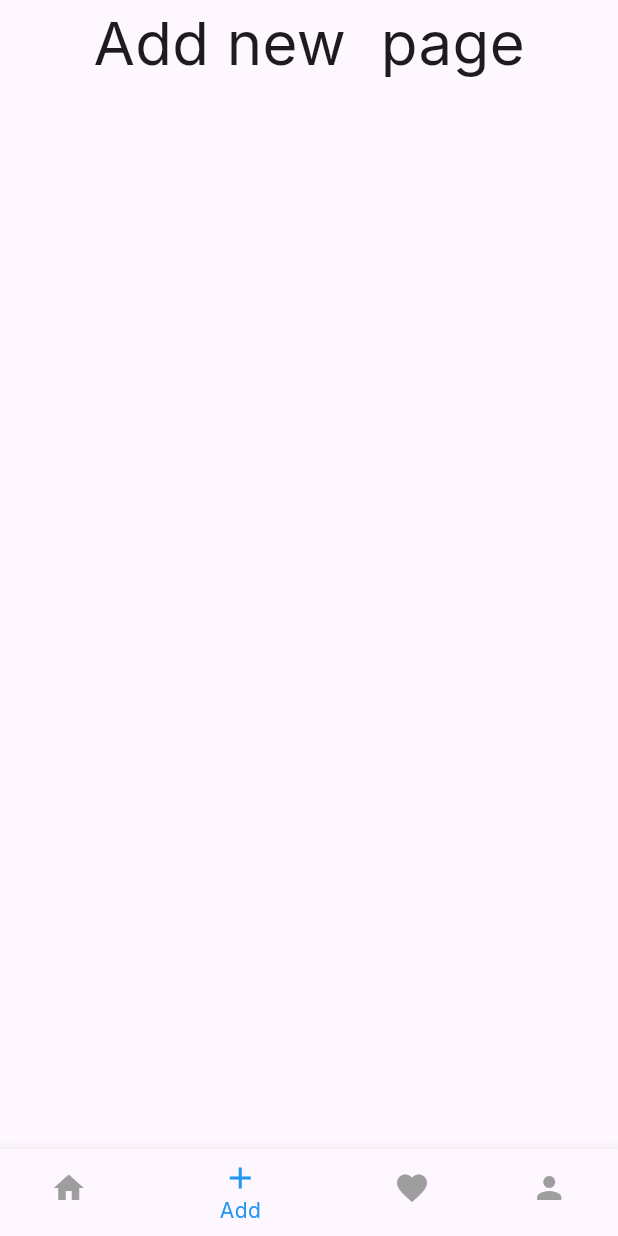
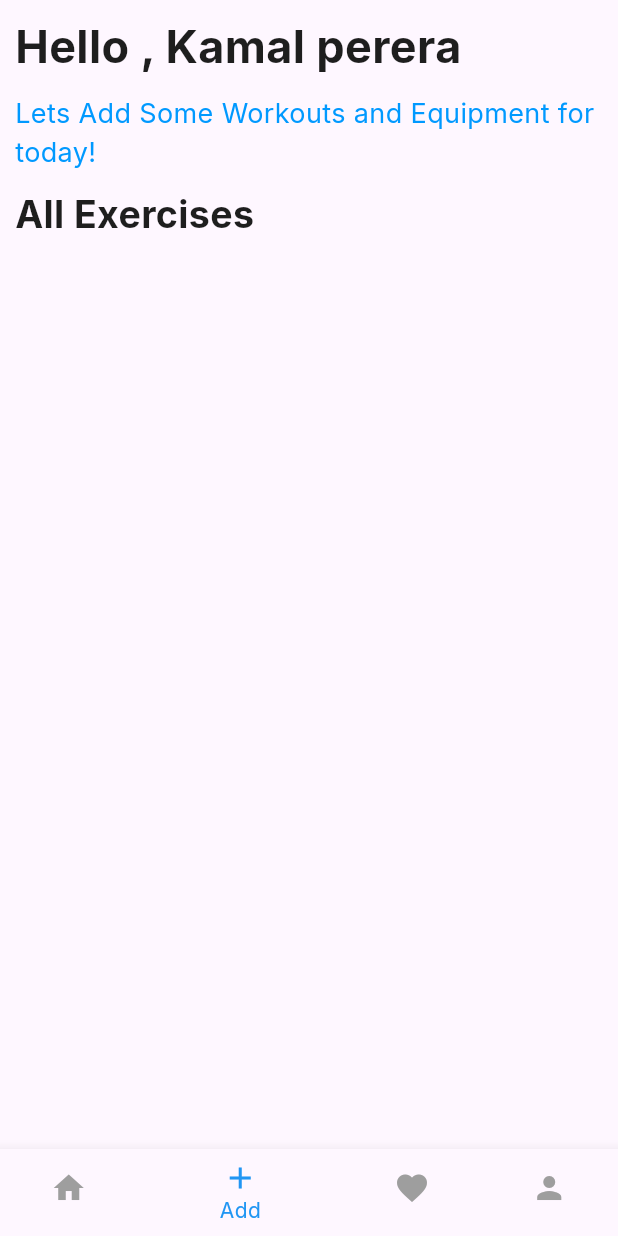
Before and after one commit to S-Dulanjana/Workout-Planner, a Flutter app: the screen it shows after launch, item 2 of the bottom bar chosen, on a phone screen of 412 x 824 dp. Run offline on Flutter 3.47's test engine with Material 3 defaults, Android fonts, the phone set to English and light mode, and no system bars; our stand-ins replace google_fonts.

Commit message:
add exercise card and details

```diff
--- a/lib/pages/add_new.dart
+++ b/lib/pages/add_new.dart
@@ -1,4 +1,7 @@
 import 'package:flutter/material.dart';
+import 'package:workout_planner/constants/colors.dart';
+import 'package:workout_planner/constants/responsive.dart';
+import 'package:workout_planner/data/user_data.dart';
 
 class AddNew extends StatefulWidget {
   const AddNew({super.key});
@@ -8,13 +11,46 @@ class AddNew extends StatefulWidget {
 }
 
 class _AddNewState extends State<AddNew> {
+  //import the user from user data
+  final userData = user;
   @override
   Widget build(BuildContext context) {
     return Scaffold(
       body: SafeArea(
         child: SingleChildScrollView(
-          child: Center(
-            child: Text("Add new  page", style: TextStyle(fontSize: 40)),
+          child: Padding(
+            padding: const EdgeInsets.all(kDefaultPadding),
+            child: Column(
+              crossAxisAlignment: CrossAxisAlignment.start,
+              children: [
+                Text(
+                  "Hello , ${userData.fullName}",
+                  style: TextStyle(
+                    fontSize: 30,
+                    fontWeight: FontWeight.bold,
+                    color: kMainBlackColor,
+                  ),
+                ),
+                SizedBox(height: 10),
+                Text(
+                  "Lets Add Some Workouts and Equipment for today!",
+                  style: TextStyle(
+                    fontSize: 18,
+                    fontWeight: FontWeight.normal,
+                    color: kMainColor,
+                  ),
+                ),
+                SizedBox(height: 10),
+                Text(
+                  "All Exercises",
+                  style: TextStyle(
+                    fontSize: 25,
+                    fontWeight: FontWeight.bold,
+                    color: kMainBlackColor,
+                  ),
+                ),
+              ],
+            ),
           ),
         ),
       ),
--- /dev/null
+++ b/lib/widgets/add_exercise_card.dart
@@ -0,0 +1,15 @@
+import 'package:flutter/material.dart';
+
+class AddExerciseCard extends StatefulWidget {
+  const AddExerciseCard({super.key});
+
+  @override
+  State<AddExerciseCard> createState() => _AddExerciseCardState();
+}
+
+class _AddExerciseCardState extends State<AddExerciseCard> {
+  @override
+  Widget build(BuildContext context) {
+    return Container();
+  }
+}
```
